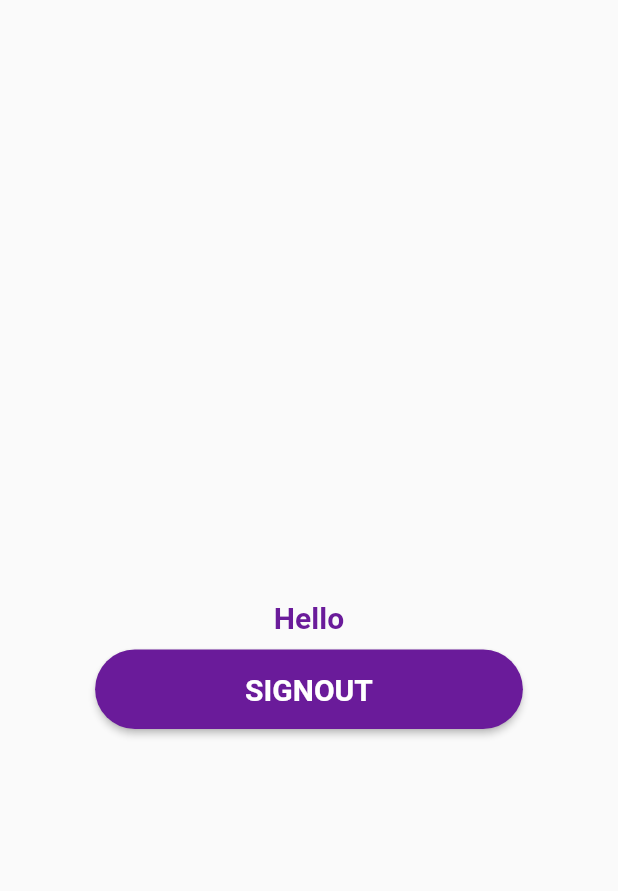
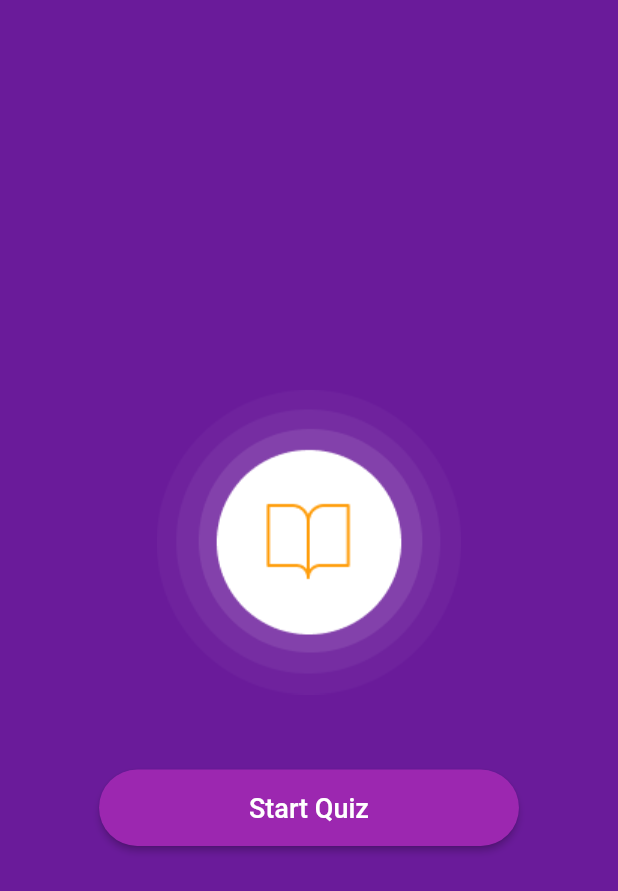
Before and after one commit to RahulFernando/Guess-the-Word, a Flutter app: the HomeScreen screen opened directly, on a phone screen of 412 x 824 dp. Shown: the top 891 px of the screen. Run offline on Flutter 3.47's test engine with Material 2 defaults, Android fonts, the phone set to English and light mode, and no system bars; our stand-ins replace cloud_firestore, firebase_auth, firebase_core, fluttertoast, get; missing offline and left inert: dart:ffi; accounts and stored records are empty.

Commit message:
role based login & home screen updated

```diff
--- a/lib/screens/home.dart
+++ b/lib/screens/home.dart
@@ -8,83 +8,41 @@ class HomeScreen extends StatefulWidget {
 }
 
 class _HomeScreenState extends State<HomeScreen> {
-  final FirebaseAuth _auth = FirebaseAuth.instance;
-  User user;
-  bool isloggedin = false;
-
-  checkAuthentification() async {
-    _auth.authStateChanges().listen((user) {
-      if (user ==null) {
-        Navigator.pushReplacementNamed(context, "welcome");
-      }
-    });
-  }
-
-  getUser() async {
-    User firebaseUser = _auth.currentUser;
-    await firebaseUser?.reload();
-    firebaseUser = _auth.currentUser;
-
-    if (firebaseUser !=null) {
-      setState(() {
-        this.user = firebaseUser;
-        this.isloggedin = true;
-      });
-    }
-  }
-
-  signOut() async {
-    _auth.signOut();
-  }
-
-  @override
-  void initState() {
-    this.checkAuthentification();
-    this.getUser();
+  navigateQuiz() async {
+    Navigator.pushReplacementNamed(context, "quiz");
   }
 
   @override
   Widget build(BuildContext context) {
     return Scaffold(
-      body: Container(
-        child: !isloggedin
-            ? CircularProgressIndicator()
-            : Column(
-                children: <Widget>[
+      backgroundColor: purpleColors,
+      body: Column(
+        mainAxisAlignment: MainAxisAlignment.center,
+        children: [
           Container(
-                    alignment: Alignment.center,
-                    padding: EdgeInsets.only(top: 400.0),
-                    child: Text(
-                      "Hello ${user.displayName}",
-                      textAlign: TextAlign.center,
-                      style: TextStyle(
-                          fontSize: 20.0,
-                          fontWeight: FontWeight.bold,
-                          color: purpleColors),
+            child: Center(
+              child: Image.asset('assets/img/Logo.png'),
             ),
           ),
-                  SizedBox(height: 10.0,),
+          SizedBox(
+            height: 50,
+          ),
           ElevatedButton(
             style: ElevatedButton.styleFrom(
-                      primary: purpleColors, // background
-                      onPrimary: Colors.white,
               padding: EdgeInsets.fromLTRB(100, 15, 100, 15),
               shape: RoundedRectangleBorder(
-                          borderRadius:
-                              BorderRadius.circular(100.0)), // foreground
+                  borderRadius: BorderRadius.circular(100.0)), // foreground
             ),
-                    onPressed: signOut,
+            onPressed: () {
+              navigateQuiz();
+            },
             child: Text(
-                      'SIGNOUT',
-                      style: TextStyle(
-                          fontSize: 20.0,
-                          fontWeight: FontWeight.bold,
-                          color: Colors.white),
+              'Start Quiz',
+              style: TextStyle(fontSize: 18),
             ),
           ),
         ],
       ),
-      ),
     );
   }
 }
--- a/lib/screens/quiz.dart
+++ b/lib/screens/quiz.dart
@@ -1,6 +1,7 @@
 import 'package:flutter/material.dart';
 import 'package:guess_app/controllers/question_controller.dart';
 import 'package:guess_app/provider/question_provider.dart';
+import 'package:guess_app/widgets/main_drawer.dart';
 import 'package:guess_app/widgets/quiz_body.dart';
 import 'package:provider/provider.dart';
 
@@ -34,7 +35,7 @@ class QuizScreen extends StatelessWidget {
             ],
           ),
         ),
-        drawer: Drawer(),
+        drawer: MainDrawer(),
         body: QuizBody(),
       ),
     );
--- a/lib/utils/color.dart
+++ b/lib/utils/color.dart
@@ -2,3 +2,4 @@ import 'package:flutter/material.dart';
 
 Color purpleColors = Color(0xFF6A1B9A);
 Color purpleLightColors = Color(0xFF9C27B0);
+Color white = Colors.white60;
```
Also changed, not shown: lib/main.dart (+13 -5 lines), lib/screens/login.dart (+15 -5 lines), lib/widgets/main_drawer.dart (added, +59 -0 lines), lib/widgets/question_card.dart (+2 -12 lines), pubspec.yaml (+4 -4 lines), assets/img/worker.png (added), pubspec.lock. Lines whose indentation alone changed are shown as unchanged.
